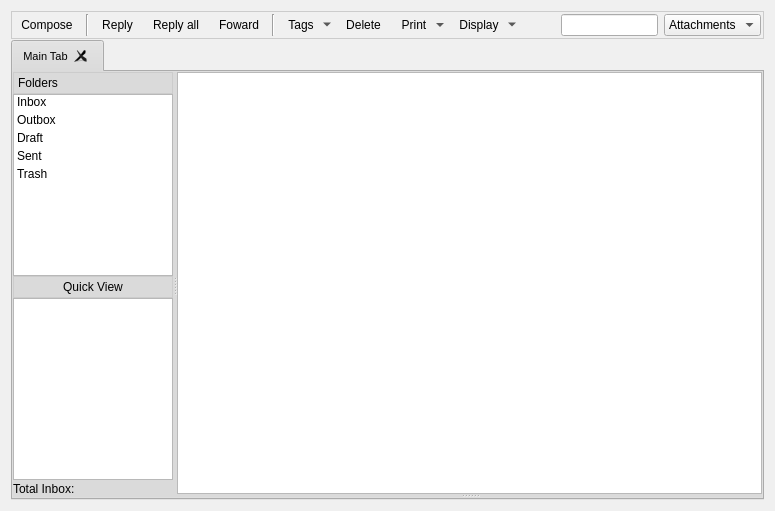
This is retroshare-gui/src/gui/MessagesDialog.ui in RetroShare/RetroShare as Qt 5 draws it before an edit. The edited form follows.
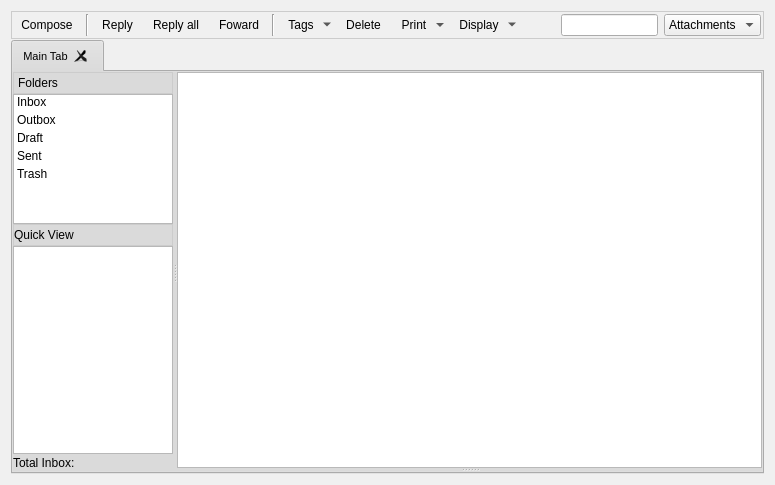
This is the edited form. Icons and pictures are not drawn. Custom widgets are drawn as their Qt base class.

Commit message: * Removed hide/show Quickview function and moved Quickview little bit to the top. * Disabled to not stretch last column

The edit to the form file:
```diff
--- a/retroshare-gui/src/gui/MessagesDialog.ui
+++ b/retroshare-gui/src/gui/MessagesDialog.ui
@@ -7,7 +7,7 @@
     <x>0</x>
     <y>0</y>
     <width>775</width>
-    <height>511</height>
+    <height>485</height>
    </rect>
   </property>
   <property name="sizePolicy">
@@ -1025,6 +1025,12 @@
            </property>
            <item row="1" column="0">
             <widget class="QListWidget" name="listWidget">
+             <property name="sizePolicy">
+              <sizepolicy hsizetype="Expanding" vsizetype="Preferred">
+               <horstretch>0</horstretch>
+               <verstretch>0</verstretch>
+              </sizepolicy>
+             </property>
              <property name="minimumSize">
               <size>
                <width>0</width>
@@ -1034,7 +1040,7 @@
              <property name="maximumSize">
               <size>
                <width>160</width>
-               <height>16777215</height>
+               <height>130</height>
               </size>
              </property>
              <property name="baseSize">
@@ -1133,6 +1139,12 @@
            </item>
            <item row="3" column="0">
             <widget class="QListWidget" name="quickViewWidget">
+             <property name="sizePolicy">
+              <sizepolicy hsizetype="Expanding" vsizetype="Expanding">
+               <horstretch>0</horstretch>
+               <verstretch>0</verstretch>
+              </sizepolicy>
+             </property>
              <property name="maximumSize">
               <size>
                <width>160</width>
@@ -1147,48 +1159,6 @@
              </property>
             </widget>
            </item>
-           <item row="2" column="0">
-            <widget class="QToolButton" name="quickViewsButton">
-             <property name="minimumSize">
-              <size>
-               <width>0</width>
-               <height>22</height>
-              </size>
-             </property>
-             <property name="maximumSize">
-              <size>
-               <width>160</width>
-               <height>16777215</height>
-              </size>
-             </property>
-             <property name="styleSheet">
-              <string notr="true">QToolButton#quickViewsButton{ 
-background-color: qlineargradient(x1:0, y1:0, x2:0, y2:1,
-stop:0 #FEFEFE, stop:1 #E8E8E8);
-
-border: 1px solid #CCCCCC;}</string>
-             </property>
-             <property name="text">
-              <string>Quick View</string>
-             </property>
-             <property name="icon">
-              <iconset resource="images.qrc">
-               <normaloff>:/images/tag24.png</normaloff>:/images/tag24.png</iconset>
-             </property>
-             <property name="checkable">
-              <bool>true</bool>
-             </property>
-             <property name="checked">
-              <bool>true</bool>
-             </property>
-             <property name="toolButtonStyle">
-              <enum>Qt::ToolButtonTextBesideIcon</enum>
-             </property>
-             <property name="arrowType">
-              <enum>Qt::NoArrow</enum>
-             </property>
-            </widget>
-           </item>
            <item row="4" column="0">
             <widget class="QLabel" name="total_label">
              <property name="minimumSize">
@@ -1246,6 +1216,43 @@
              </property>
             </widget>
            </item>
+           <item row="2" column="0">
+            <widget class="QPushButton" name="quickViewsButton">
+             <property name="minimumSize">
+              <size>
+               <width>0</width>
+               <height>22</height>
+              </size>
+             </property>
+             <property name="maximumSize">
+              <size>
+               <width>160</width>
+               <height>22</height>
+              </size>
+             </property>
+             <property name="styleSheet">
+              <string notr="true">QPushButton#quickViewsButton{ 
+background-color: qlineargradient(x1:0, y1:0, x2:0, y2:1,
+stop:0 #FEFEFE, stop:1 #E8E8E8);
+text-align: left;
+
+border: 1px solid #CCCCCC;}</string>
+             </property>
+             <property name="text">
+              <string>Quick View</string>
+             </property>
+             <property name="icon">
+              <iconset resource="images.qrc">
+               <normaloff>:/images/tag24.png</normaloff>:/images/tag24.png</iconset>
+             </property>
+             <property name="checkable">
+              <bool>false</bool>
+             </property>
+             <property name="checked">
+              <bool>false</bool>
+             </property>
+            </widget>
+           </item>
           </layout>
          </widget>
          <widget class="QSplitter" name="msgSplitter">
```
Left out of the diff: 19 changed lines with no effect on the pictures. The commit also changes 1 other file.
